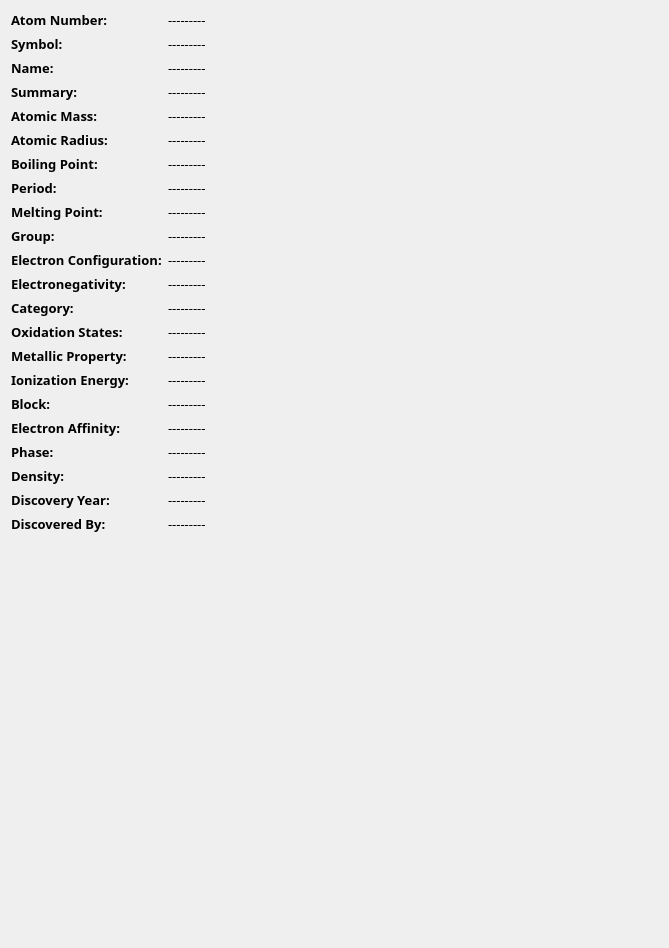
Above: STAGE4/TableSection/forms/elementdialog.ui from demirciAhmet/periodiCpp before the change. Below: the same form after it.
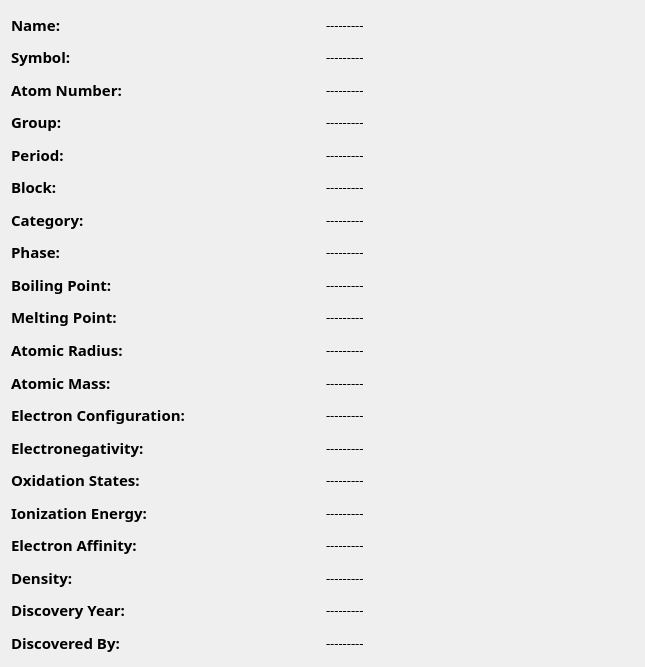
That is the form after the change.

Patch:
```diff
--- a/STAGE4/TableSection/forms/elementdialog.ui
+++ b/STAGE4/TableSection/forms/elementdialog.ui
@@ -6,79 +6,36 @@
    <rect>
     <x>0</x>
     <y>0</y>
-    <width>669</width>
-    <height>948</height>
+    <width>645</width>
+    <height>667</height>
    </rect>
   </property>
+  <property name="sizePolicy">
+   <sizepolicy hsizetype="Fixed" vsizetype="Fixed">
+    <horstretch>0</horstretch>
+    <verstretch>0</verstretch>
+   </sizepolicy>
+  </property>
   <property name="windowTitle">
    <string>Dialog</string>
   </property>
+  <layout class="QHBoxLayout" name="horizontalLayout_22">
+   <item>
   <layout class="QVBoxLayout" name="verticalLayout">
    <item>
-    <layout class="QFormLayout" name="formLayout">
-     <property name="rowWrapPolicy">
-      <enum>QFormLayout::DontWrapRows</enum>
-     </property>
-     <item row="0" column="0">
-      <widget class="QLabel" name="label">
-       <property name="font">
-        <font>
-         <family>Roboto Slab</family>
-         <pointsize>10</pointsize>
-         <bold>true</bold>
-        </font>
-       </property>
-       <property name="text">
-        <string>Atom Number:</string>
-       </property>
-      </widget>
-     </item>
-     <item row="0" column="1">
-      <widget class="QLabel" name="lblAtomicNumber">
-       <property name="font">
-        <font>
-         <family>Roboto Slab</family>
-         <pointsize>10</pointsize>
-        </font>
-       </property>
-       <property name="text">
-        <string>---------</string>
-       </property>
-      </widget>
-     </item>
-     <item row="1" column="0">
-      <widget class="QLabel" name="label_2">
-       <property name="font">
-        <font>
-         <family>Roboto Slab</family>
-         <pointsize>10</pointsize>
-         <bold>true</bold>
-        </font>
-       </property>
-       <property name="text">
-        <string>Symbol:</string>
-       </property>
-      </widget>
-     </item>
-     <item row="1" column="1">
-      <widget class="QLabel" name="lblSymbol">
-       <property name="font">
-        <font>
-         <family>Roboto Slab</family>
-         <pointsize>10</pointsize>
-        </font>
-       </property>
-       <property name="text">
-        <string>---------</string>
-       </property>
-      </widget>
-     </item>
-     <item row="2" column="0">
+      <layout class="QHBoxLayout" name="horizontalLayout_3">
+       <item>
       <widget class="QLabel" name="label_3">
+         <property name="sizePolicy">
+          <sizepolicy hsizetype="Minimum" vsizetype="Minimum">
+           <horstretch>0</horstretch>
+           <verstretch>0</verstretch>
+          </sizepolicy>
+         </property>
        <property name="font">
         <font>
          <family>Roboto Slab</family>
-         <pointsize>10</pointsize>
+           <pointsize>11</pointsize>
          <bold>true</bold>
         </font>
        </property>
@@ -87,8 +44,14 @@
        </property>
       </widget>
      </item>
-     <item row="2" column="1">
+       <item>
       <widget class="QLabel" name="lblName">
+         <property name="sizePolicy">
+          <sizepolicy hsizetype="Minimum" vsizetype="Minimum">
+           <horstretch>0</horstretch>
+           <verstretch>0</verstretch>
+          </sizepolicy>
+         </property>
        <property name="font">
         <font>
          <family>Roboto Slab</family>
@@ -100,24 +63,34 @@
        </property>
       </widget>
      </item>
-     <item row="3" column="0">
-      <widget class="QLabel" name="label_10">
+      </layout>
+     </item>
+     <item>
+      <layout class="QHBoxLayout" name="horizontalLayout_2">
+       <item>
+        <widget class="QLabel" name="label_2">
+         <property name="sizePolicy">
+          <sizepolicy hsizetype="Minimum" vsizetype="Minimum">
+           <horstretch>0</horstretch>
+           <verstretch>0</verstretch>
+          </sizepolicy>
+         </property>
        <property name="font">
         <font>
          <family>Roboto Slab</family>
-         <pointsize>10</pointsize>
+           <pointsize>11</pointsize>
          <bold>true</bold>
         </font>
        </property>
        <property name="text">
-        <string>Summary:</string>
+          <string>Symbol:</string>
        </property>
       </widget>
      </item>
-     <item row="3" column="1">
-      <widget class="QLabel" name="lblSummary">
+       <item>
+        <widget class="QLabel" name="lblSymbol">
        <property name="sizePolicy">
-        <sizepolicy hsizetype="Preferred" vsizetype="Preferred">
+          <sizepolicy hsizetype="Minimum" vsizetype="Minimum">
          <horstretch>0</horstretch>
          <verstretch>0</verstretch>
         </sizepolicy>
@@ -133,49 +106,38 @@
        </property>
       </widget>
      </item>
-     <item row="4" column="0">
-      <widget class="QLabel" name="label_4">
-       <property name="font">
-        <font>
-         <family>Roboto Slab</family>
-         <pointsize>10</pointsize>
-         <bold>true</bold>
-        </font>
-       </property>
-       <property name="text">
-        <string>Atomic Mass:</string>
-       </property>
-      </widget>
+      </layout>
      </item>
-     <item row="4" column="1">
-      <widget class="QLabel" name="lblAtomicMass">
-       <property name="font">
-        <font>
-         <family>Roboto Slab</family>
-         <pointsize>10</pointsize>
-        </font>
-       </property>
-       <property name="text">
-        <string>---------</string>
-       </property>
-      </widget>
-     </item>
-     <item row="5" column="0">
-      <widget class="QLabel" name="label_5">
+     <item>
+      <layout class="QHBoxLayout" name="horizontalLayout">
+       <item>
+        <widget class="QLabel" name="label">
+         <property name="sizePolicy">
+          <sizepolicy hsizetype="Minimum" vsizetype="Minimum">
+           <horstretch>0</horstretch>
+           <verstretch>0</verstretch>
+          </sizepolicy>
+         </property>
        <property name="font">
         <font>
          <family>Roboto Slab</family>
-         <pointsize>10</pointsize>
+           <pointsize>11</pointsize>
          <bold>true</bold>
         </font>
        </property>
        <property name="text">
-        <string>Atomic Radius:</string>
+          <string>Atom Number:</string>
        </property>
       </widget>
      </item>
-     <item row="5" column="1">
-      <widget class="QLabel" name="lblAtomicRadius">
+       <item>
+        <widget class="QLabel" name="lblAtomicNumber">
+         <property name="sizePolicy">
+          <sizepolicy hsizetype="Minimum" vsizetype="Minimum">
+           <horstretch>0</horstretch>
+           <verstretch>0</verstretch>
+          </sizepolicy>
+         </property>
        <property name="font">
         <font>
          <family>Roboto Slab</family>
@@ -187,22 +149,38 @@
        </property>
       </widget>
      </item>
-     <item row="6" column="0">
-      <widget class="QLabel" name="label_13">
+      </layout>
+     </item>
+     <item>
+      <layout class="QHBoxLayout" name="horizontalLayout_9">
+       <item>
+        <widget class="QLabel" name="label_8">
+         <property name="sizePolicy">
+          <sizepolicy hsizetype="Minimum" vsizetype="Minimum">
+           <horstretch>0</horstretch>
+           <verstretch>0</verstretch>
+          </sizepolicy>
+         </property>
        <property name="font">
         <font>
          <family>Roboto Slab</family>
-         <pointsize>10</pointsize>
+           <pointsize>11</pointsize>
          <bold>true</bold>
         </font>
        </property>
        <property name="text">
-        <string>Boiling Point:</string>
+          <string>Group:</string>
        </property>
       </widget>
      </item>
-     <item row="6" column="1">
-      <widget class="QLabel" name="lblBoil">
+       <item>
+        <widget class="QLabel" name="lblGroup">
+         <property name="sizePolicy">
+          <sizepolicy hsizetype="Minimum" vsizetype="Minimum">
+           <horstretch>0</horstretch>
+           <verstretch>0</verstretch>
+          </sizepolicy>
+         </property>
        <property name="font">
         <font>
          <family>Roboto Slab</family>
@@ -214,12 +192,22 @@
        </property>
       </widget>
      </item>
-     <item row="7" column="0">
+      </layout>
+     </item>
+     <item>
+      <layout class="QHBoxLayout" name="horizontalLayout_8">
+       <item>
       <widget class="QLabel" name="label_6">
+         <property name="sizePolicy">
+          <sizepolicy hsizetype="Minimum" vsizetype="Minimum">
+           <horstretch>0</horstretch>
+           <verstretch>0</verstretch>
+          </sizepolicy>
+         </property>
        <property name="font">
         <font>
          <family>Roboto Slab</family>
-         <pointsize>10</pointsize>
+           <pointsize>11</pointsize>
          <bold>true</bold>
         </font>
        </property>
@@ -228,8 +216,14 @@
        </property>
       </widget>
      </item>
-     <item row="7" column="1">
+       <item>
       <widget class="QLabel" name="lblPeriod">
+         <property name="sizePolicy">
+          <sizepolicy hsizetype="Minimum" vsizetype="Minimum">
+           <horstretch>0</horstretch>
+           <verstretch>0</verstretch>
+          </sizepolicy>
+         </property>
        <property name="font">
         <font>
          <family>Roboto Slab</family>
@@ -241,12 +235,194 @@
        </property>
       </widget>
      </item>
-     <item row="8" column="0">
+      </layout>
+     </item>
+     <item>
+      <layout class="QHBoxLayout" name="horizontalLayout_15">
+       <item>
+        <widget class="QLabel" name="label_7">
+         <property name="sizePolicy">
+          <sizepolicy hsizetype="Minimum" vsizetype="Minimum">
+           <horstretch>0</horstretch>
+           <verstretch>0</verstretch>
+          </sizepolicy>
+         </property>
+         <property name="font">
+          <font>
+           <family>Roboto Slab</family>
+           <pointsize>11</pointsize>
+           <bold>true</bold>
+          </font>
+         </property>
+         <property name="text">
+          <string>Block:</string>
+         </property>
+        </widget>
+       </item>
+       <item>
+        <widget class="QLabel" name="lblBlock">
+         <property name="sizePolicy">
+          <sizepolicy hsizetype="Minimum" vsizetype="Minimum">
+           <horstretch>0</horstretch>
+           <verstretch>0</verstretch>
+          </sizepolicy>
+         </property>
+         <property name="font">
+          <font>
+           <family>Roboto Slab</family>
+           <pointsize>10</pointsize>
+          </font>
+         </property>
+         <property name="text">
+          <string>---------</string>
+         </property>
+        </widget>
+       </item>
+      </layout>
+     </item>
+     <item>
+      <layout class="QHBoxLayout" name="horizontalLayout_18">
+       <item>
+        <widget class="QLabel" name="label_12">
+         <property name="sizePolicy">
+          <sizepolicy hsizetype="Minimum" vsizetype="Minimum">
+           <horstretch>0</horstretch>
+           <verstretch>0</verstretch>
+          </sizepolicy>
+         </property>
+         <property name="font">
+          <font>
+           <family>Roboto Slab</family>
+           <pointsize>11</pointsize>
+           <bold>true</bold>
+          </font>
+         </property>
+         <property name="text">
+          <string>Category:</string>
+         </property>
+        </widget>
+       </item>
+       <item>
+        <widget class="QLabel" name="lblCategory">
+         <property name="sizePolicy">
+          <sizepolicy hsizetype="Minimum" vsizetype="Minimum">
+           <horstretch>0</horstretch>
+           <verstretch>0</verstretch>
+          </sizepolicy>
+         </property>
+         <property name="font">
+          <font>
+           <family>Roboto Slab</family>
+           <pointsize>10</pointsize>
+          </font>
+         </property>
+         <property name="text">
+          <string>---------</string>
+         </property>
+        </widget>
+       </item>
+      </layout>
+     </item>
+     <item>
+      <layout class="QHBoxLayout" name="horizontalLayout_19">
+       <item>
+        <widget class="QLabel" name="label_9">
+         <property name="sizePolicy">
+          <sizepolicy hsizetype="Minimum" vsizetype="Minimum">
+           <horstretch>0</horstretch>
+           <verstretch>0</verstretch>
+          </sizepolicy>
+         </property>
+         <property name="font">
+          <font>
+           <family>Roboto Slab</family>
+           <pointsize>11</pointsize>
+           <bold>true</bold>
+          </font>
+         </property>
+         <property name="text">
+          <string>Phase:</string>
+         </property>
+        </widget>
+       </item>
+       <item>
+        <widget class="QLabel" name="lblPhase">
+         <property name="sizePolicy">
+          <sizepolicy hsizetype="Minimum" vsizetype="Minimum">
+           <horstretch>0</horstretch>
+           <verstretch>0</verstretch>
+          </sizepolicy>
+         </property>
+         <property name="font">
+          <font>
+           <family>Roboto Slab</family>
+           <pointsize>10</pointsize>
+          </font>
+         </property>
+         <property name="text">
+          <string>---------</string>
+         </property>
+        </widget>
+       </item>
+      </layout>
+     </item>
+     <item>
+      <layout class="QHBoxLayout" name="horizontalLayout_6">
+       <item>
+        <widget class="QLabel" name="label_13">
+         <property name="sizePolicy">
+          <sizepolicy hsizetype="Minimum" vsizetype="Minimum">
+           <horstretch>0</horstretch>
+           <verstretch>0</verstretch>
+          </sizepolicy>
+         </property>
+         <property name="font">
+          <font>
+           <family>Roboto Slab</family>
+           <pointsize>11</pointsize>
+           <bold>true</bold>
+          </font>
+         </property>
+         <property name="text">
+          <string>Boiling Point:</string>
+         </property>
+        </widget>
+       </item>
+       <item>
+        <widget class="QLabel" name="lblBoil">
+         <property name="sizePolicy">
+          <sizepolicy hsizetype="Minimum" vsizetype="Minimum">
+           <horstretch>0</horstretch>
+           <verstretch>0</verstretch>
+          </sizepolicy>
+         </property>
+         <property name="font">
+          <font>
+           <family>Roboto Slab</family>
+           <pointsize>10</pointsize>
+          </font>
+         </property>
+         <property name="text">
+          <string>---------</string>
+         </property>
+        </widget>
+       </item>
+      </layout>
+     </item>
+     <item>
+      <layout class="QHBoxLayout" name="horizontalLayout_7">
+       <item>
       <widget class="QLabel" name="label_16">
+         <property name="sizePolicy">
+          <sizepolicy hsizetype="Minimum" vsizetype="Minimum">
+           <horstretch>0</horstretch>
+           <verstretch>0</verstretch>
+          </sizepolicy>
+         </property>
        <property name="font">
         <font>
          <family>Roboto Slab</family>
-         <pointsize>10</pointsize>
+           <pointsize>11</pointsize>
          <bold>true</bold>
         </font>
        </property>
@@ -255,8 +431,14 @@
        </property>
       </widget>
      </item>
-     <item row="8" column="1">
+       <item>
       <widget class="QLabel" name="lblMelt">
+         <property name="sizePolicy">
+          <sizepolicy hsizetype="Minimum" vsizetype="Minimum">
+           <horstretch>0</horstretch>
+           <verstretch>0</verstretch>
+          </sizepolicy>
+         </property>
        <property name="font">
         <font>
          <family>Roboto Slab</family>
@@ -268,22 +450,81 @@
        </property>
       </widget>
      </item>
-     <item row="9" column="0">
-      <widget class="QLabel" name="label_8">
+      </layout>
+     </item>
+     <item>
+      <layout class="QHBoxLayout" name="horizontalLayout_5">
+       <item>
+        <widget class="QLabel" name="label_5">
+         <property name="sizePolicy">
+          <sizepolicy hsizetype="Minimum" vsizetype="Minimum">
+           <horstretch>0</horstretch>
+           <verstretch>0</verstretch>
+          </sizepolicy>
+         </property>
        <property name="font">
         <font>
          <family>Roboto Slab</family>
+           <pointsize>11</pointsize>
+           <bold>true</bold>
+          </font>
+         </property>
+         <property name="text">
+          <string>Atomic Radius:</string>
+         </property>
+        </widget>
+       </item>
+       <item>
+        <widget class="QLabel" name="lblAtomicRadius">
+         <property name="sizePolicy">
+          <sizepolicy hsizetype="Minimum" vsizetype="Minimum">
+           <horstretch>0</horstretch>
+           <verstretch>0</verstretch>
+          </sizepolicy>
+         </property>
+         <property name="font">
+          <font>
+           <family>Roboto Slab</family>
          <pointsize>10</pointsize>
+          </font>
+         </property>
+         <property name="text">
+          <string>---------</string>
+         </property>
+        </widget>
+       </item>
+      </layout>
+     </item>
+     <item>
+      <layout class="QHBoxLayout" name="horizontalLayout_4">
+       <item>
+        <widget class="QLabel" name="label_4">
+         <property name="sizePolicy">
+          <sizepolicy hsizetype="Minimum" vsizetype="Minimum">
+           <horstretch>0</horstretch>
+           <verstretch>0</verstretch>
+          </sizepolicy>
+         </property>
+         <property name="font">
+          <font>
+           <family>Roboto Slab</family>
+           <pointsize>11</pointsize>
          <bold>true</bold>
         </font>
        </property>
        <property name="text">
-        <string>Group:</string>
+          <string>Atomic Mass:</string>
        </property>
       </widget>
      </item>
-     <item row="9" column="1">
-      <widget class="QLabel" name="lblGroup">
+       <item>
+        <widget class="QLabel" name="lblAtomicMass">
+         <property name="sizePolicy">
+          <sizepolicy hsizetype="Minimum" vsizetype="Minimum">
+           <horstretch>0</horstretch>
+           <verstretch>0</verstretch>
+          </sizepolicy>
+         </property>
        <property name="font">
         <font>
          <family>Roboto Slab</family>
@@ -295,12 +536,22 @@
        </property>
       </widget>
      </item>
-     <item row="10" column="0">
+      </layout>
+     </item>
+     <item>
+      <layout class="QHBoxLayout" name="horizontalLayout_10">
+       <item>
       <widget class="QLabel" name="label_17">
+         <property name="sizePolicy">
+          <sizepolicy hsizetype="Minimum" vsizetype="Minimum">
+           <horstretch>0</horstretch>
+           <verstretch>0</verstretch>
+          </sizepolicy>
+         </property>
        <property name="font">
         <font>
          <family>Roboto Slab</family>
-         <pointsize>10</pointsize>
+           <pointsize>11</pointsize>
          <bold>true</bold>
         </font>
        </property>
@@ -309,8 +560,14 @@
        </property>
       </widget>
      </item>
-     <item row="10" column="1">
+       <item>
       <widget class="QLabel" name="lblElectronConfiguration">
+         <property name="sizePolicy">
+          <sizepolicy hsizetype="Minimum" vsizetype="Minimum">
+           <horstretch>0</horstretch>
+           <verstretch>0</verstretch>
+          </sizepolicy>
+         </property>
        <property name="font">
         <font>
          <family>Roboto Slab</family>
@@ -322,12 +579,22 @@
        </property>
       </widget>
      </item>
-     <item row="11" column="0">
+      </layout>
+     </item>
+     <item>
+      <layout class="QHBoxLayout" name="horizontalLayout_11">
+       <item>
       <widget class="QLabel" name="label_14">
+         <property name="sizePolicy">
+          <sizepolicy hsizetype="Minimum" vsizetype="Minimum">
+           <horstretch>0</horstretch>
+           <verstretch>0</verstretch>
+          </sizepolicy>
+         </property>
        <property name="font">
         <font>
          <family>Roboto Slab</family>
-         <pointsize>10</pointsize>
+           <pointsize>11</pointsize>
          <bold>true</bold>
         </font>
        </property>
@@ -336,52 +603,41 @@
        </property>
       </widget>
      </item>
-     <item row="11" column="1">
+       <item>
       <widget class="QLabel" name="lblElectronegativity">
-       <property name="font">
-        <font>
-         <family>Roboto Slab</family>
-         <pointsize>10</pointsize>
-        </font>
-       </property>
-       <property name="text">
-        <string>---------</string>
-       </property>
-      </widget>
-     </item>
-     <item row="12" column="0">
-      <widget class="QLabel" name="label_12">
+         <property name="sizePolicy">
+          <sizepolicy hsizetype="Minimum" vsizetype="Minimum">
+           <horstretch>0</horstretch>
+           <verstretch>0</verstretch>
+          </sizepolicy>
+         </property>
        <property name="font">
         <font>
          <family>Roboto Slab</family>
          <pointsize>10</pointsize>
-         <bold>true</bold>
         </font>
        </property>
        <property name="text">
-        <string>Category:</string>
-       </property>
-      </widget>
-     </item>
-     <item row="12" column="1">
-      <widget class="QLabel" name="lblCategory">
-       <property name="font">
-        <font>
-         <family>Roboto Slab</family>
-         <pointsize>10</pointsize>
-        </font>
-       </property>
-       <property name="text">
         <string>---------</string>
        </property>
       </widget>
      </item>
-     <item row="13" column="0">
+      </layout>
+     </item>
+     <item>
+      <layout class="QHBoxLayout" name="horizontalLayout_16">
+       <item>
       <widget class="QLabel" name="label_15">
+         <property name="sizePolicy">
+          <sizepolicy hsizetype="Minimum" vsizetype="Minimum">
+           <horstretch>0</horstretch>
+           <verstretch>0</verstretch>
+          </sizepolicy>
+         </property>
        <property name="font">
         <font>
          <family>Roboto Slab</family>
-         <pointsize>10</pointsize>
+           <pointsize>11</pointsize>
          <bold>true</bold>
         </font>
        </property>
@@ -390,52 +646,41 @@
        </property>
       </widget>
      </item>
-     <item row="13" column="1">
+       <item>
       <widget class="QLabel" name="lblOxidationStates">
-       <property name="font">
-        <font>
-         <family>Roboto Slab</family>
-         <pointsize>10</pointsize>
-        </font>
-       </property>
-       <property name="text">
-        <string>---------</string>
-       </property>
-      </widget>
-     </item>
-     <item row="14" column="0">
-      <widget class="QLabel" name="label_11">
+         <property name="sizePolicy">
+          <sizepolicy hsizetype="Minimum" vsizetype="Minimum">
+           <horstretch>0</horstretch>
+           <verstretch>0</verstretch>
+          </sizepolicy>
+         </property>
        <property name="font">
         <font>
          <family>Roboto Slab</family>
          <pointsize>10</pointsize>
-         <bold>true</bold>
         </font>
        </property>
        <property name="text">
-        <string>Metallic Property:</string>
-       </property>
-      </widget>
-     </item>
-     <item row="14" column="1">
-      <widget class="QLabel" name="lblMetallicProperty">
-       <property name="font">
-        <font>
-         <family>Roboto Slab</family>
-         <pointsize>10</pointsize>
-        </font>
-       </property>
-       <property name="text">
         <string>---------</string>
        </property>
       </widget>
      </item>
-     <item row="15" column="0">
+      </layout>
+     </item>
+     <item>
+      <layout class="QHBoxLayout" name="horizontalLayout_21">
+       <item>
       <widget class="QLabel" name="label_18">
+         <property name="sizePolicy">
+          <sizepolicy hsizetype="Minimum" vsizetype="Minimum">
+           <horstretch>0</horstretch>
+           <verstretch>0</verstretch>
+          </sizepolicy>
+         </property>
        <property name="font">
         <font>
          <family>Roboto Slab</family>
-         <pointsize>10</pointsize>
+           <pointsize>11</pointsize>
          <bold>true</bold>
         </font>
        </property>
@@ -444,52 +689,41 @@
        </property>
       </widget>
      </item>
-     <item row="15" column="1">
+       <item>
       <widget class="QLabel" name="lblIonizationEnergy">
-       <property name="font">
-        <font>
-         <family>Roboto Slab</family>
-         <pointsize>10</pointsize>
-        </font>
-       </property>
-       <property name="text">
-        <string>---------</string>
-       </property>
-      </widget>
-     </item>
-     <item row="16" column="0">
-      <widget class="QLabel" name="label_7">
+         <property name="sizePolicy">
+          <sizepolicy hsizetype="Minimum" vsizetype="Minimum">
+           <horstretch>0</horstretch>
+           <verstretch>0</verstretch>
+          </sizepolicy>
+         </property>
        <property name="font">
         <font>
          <family>Roboto Slab</family>
          <pointsize>10</pointsize>
-         <bold>true</bold>
         </font>
        </property>
        <property name="text">
-        <string>Block:</string>
-       </property>
-      </widget>
-     </item>
-     <item row="16" column="1">
-      <widget class="QLabel" name="lblBlock">
-       <property name="font">
-        <font>
-         <family>Roboto Slab</family>
-         <pointsize>10</pointsize>
-        </font>
-       </property>
-       <property name="text">
         <string>---------</string>
        </property>
       </widget>
      </item>
-     <item row="17" column="0">
+      </layout>
+     </item>
+     <item>
+      <layout class="QHBoxLayout" name="horizontalLayout_20">
+       <item>
       <widget class="QLabel" name="label_21">
+         <property name="sizePolicy">
+          <sizepolicy hsizetype="Minimum" vsizetype="Minimum">
+           <horstretch>0</horstretch>
+           <verstretch>0</verstretch>
+          </sizepolicy>
+         </property>
        <property name="font">
         <font>
          <family>Roboto Slab</family>
-         <pointsize>10</pointsize>
+           <pointsize>11</pointsize>
          <bold>true</bold>
         </font>
        </property>
@@ -498,52 +732,41 @@
        </property>
       </widget>
      </item>
-     <item row="17" column="1">
+       <item>
       <widget class="QLabel" name="lblElectronAffinity">
-       <property name="font">
-        <font>
-         <family>Roboto Slab</family>
-         <pointsize>10</pointsize>
-        </font>
-       </property>
-       <property name="text">
-        <string>---------</string>
-       </property>
-      </widget>
-     </item>
-     <item row="18" column="0">
-      <widget class="QLabel" name="label_9">
+         <property name="sizePolicy">
+          <sizepolicy hsizetype="Minimum" vsizetype="Minimum">
+           <horstretch>0</horstretch>
+           <verstretch>0</verstretch>
+          </sizepolicy>
+         </property>
        <property name="font">
         <font>
          <family>Roboto Slab</family>
          <pointsize>10</pointsize>
-         <bold>true</bold>
         </font>
        </property>
        <property name="text">
-        <string>Phase:</string>
-       </property>
-      </widget>
-     </item>
-     <item row="18" column="1">
-      <widget class="QLabel" name="lblPhase">
-       <property name="font">
-        <font>
-         <family>Roboto Slab</family>
-         <pointsize>10</pointsize>
-        </font>
-       </property>
-       <property name="text">
         <string>---------</string>
        </property>
       </widget>
      </item>
-     <item row="19" column="0">
+      </layout>
+     </item>
+     <item>
+      <layout class="QHBoxLayout" name="horizontalLayout_14">
+       <item>
       <widget class="QLabel" name="label_22">
+         <property name="sizePolicy">
+          <sizepolicy hsizetype="Minimum" vsizetype="Minimum">
+           <horstretch>0</horstretch>
+           <verstretch>0</verstretch>
+          </sizepolicy>
+         </property>
        <property name="font">
         <font>
          <family>Roboto Slab</family>
-         <pointsize>10</pointsize>
+           <pointsize>11</pointsize>
          <bold>true</bold>
         </font>
        </property>
@@ -552,8 +775,14 @@
        </property>
       </widget>
      </item>
-     <item row="19" column="1">
+       <item>
       <widget class="QLabel" name="lblDensity">
+         <property name="sizePolicy">
+          <sizepolicy hsizetype="Minimum" vsizetype="Minimum">
+           <horstretch>0</horstretch>
+           <verstretch>0</verstretch>
+          </sizepolicy>
+         </property>
        <property name="font">
         <font>
          <family>Roboto Slab</family>
@@ -565,12 +794,22 @@
        </property>
       </widget>
      </item>
-     <item row="20" column="0">
+      </layout>
+     </item>
+     <item>
+      <layout class="QHBoxLayout" name="horizontalLayout_13">
+       <item>
       <widget class="QLabel" name="label_19">
+         <property name="sizePolicy">
+          <sizepolicy hsizetype="Minimum" vsizetype="Minimum">
+           <horstretch>0</horstretch>
+           <verstretch>0</verstretch>
+          </sizepolicy>
+         </property>
        <property name="font">
         <font>
          <family>Roboto Slab</family>
-         <pointsize>10</pointsize>
+           <pointsize>11</pointsize>
          <bold>true</bold>
         </font>
        </property>
@@ -579,8 +818,14 @@
        </property>
       </widget>
      </item>
-     <item row="20" column="1">
+       <item>
       <widget class="QLabel" name="lblDiscoveryYear">
+         <property name="sizePolicy">
+          <sizepolicy hsizetype="Minimum" vsizetype="Minimum">
+           <horstretch>0</horstretch>
+           <verstretch>0</verstretch>
+          </sizepolicy>
+         </property>
        <property name="font">
         <font>
          <family>Roboto Slab</family>
@@ -592,12 +837,22 @@
        </property>
       </widget>
      </item>
-     <item row="21" column="0">
+      </layout>
+     </item>
+     <item>
+      <layout class="QHBoxLayout" name="horizontalLayout_12">
+       <item>
       <widget class="QLabel" name="label_20">
+         <property name="sizePolicy">
+          <sizepolicy hsizetype="Minimum" vsizetype="Minimum">
+           <horstretch>0</horstretch>
+           <verstretch>0</verstretch>
+          </sizepolicy>
+         </property>
        <property name="font">
         <font>
          <family>Roboto Slab</family>
-         <pointsize>10</pointsize>
+           <pointsize>11</pointsize>
          <bold>true</bold>
         </font>
        </property>
@@ -606,8 +861,14 @@
        </property>
       </widget>
      </item>
-     <item row="21" column="1">
+       <item>
       <widget class="QLabel" name="lblDiscoveredBy">
+         <property name="sizePolicy">
+          <sizepolicy hsizetype="Minimum" vsizetype="Minimum">
+           <horstretch>0</horstretch>
+           <verstretch>0</verstretch>
+          </sizepolicy>
+         </property>
        <property name="font">
         <font>
          <family>Roboto Slab</family>
@@ -618,6 +879,8 @@
         <string>---------</string>
        </property>
       </widget>
+       </item>
+      </layout>
      </item>
     </layout>
    </item>
```
Lines whose indentation alone changed are shown as unchanged.
